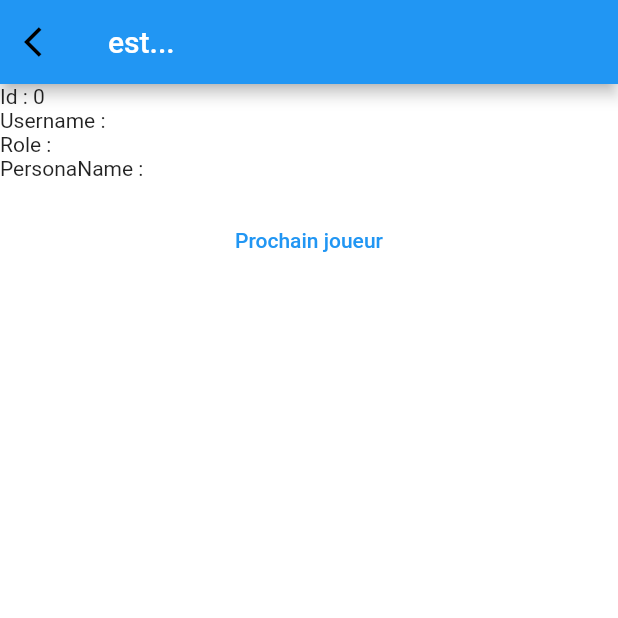
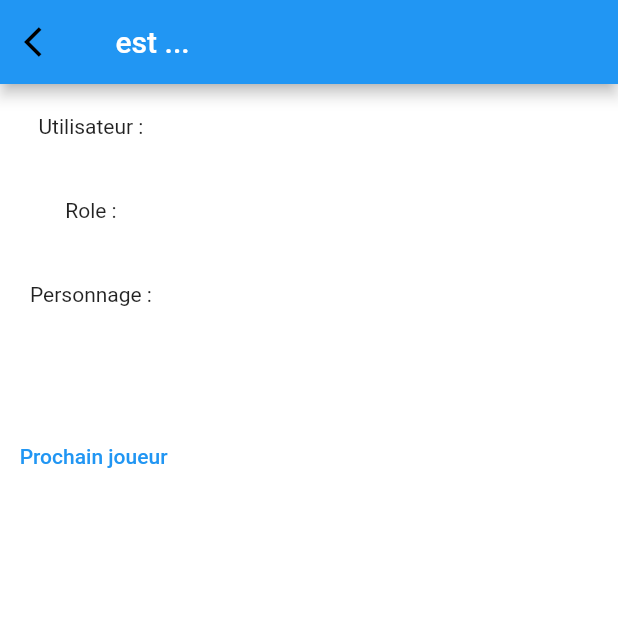
Before and after one commit to AntoineDly/HistoWorld, a Flutter app: the UserPage screen opened directly with empty values, on a phone screen of 412 x 824 dp, the top half of it. Run offline on Flutter 3.47's test engine with Material 2 defaults, Android fonts, the phone set to English and light mode, and no system bars; our stand-ins replace sqflite; accounts and stored records are empty.

Commit message:
add: padding and some visual fixes

```diff
--- a/lib/Scenes/Eliminate/validateElimination.dart
+++ b/lib/Scenes/Eliminate/validateElimination.dart
@@ -30,7 +30,10 @@ class _ValidateEliminationPageState extends State<ValidateEliminationPage> {
       ),
         body: Column(
             children: [
-              Text(widget.selectedUser.name + ' a été guillotiné(e).'),
+              Padding(
+                padding: EdgeInsets.all(20.0),
+                child: Text(widget.selectedUser.name + ' a été guillotiné(e).'),
+              ),
               TextButton(
                   onPressed: () async {
                     await removeUser(widget.selectedUser).then((test) =>
--- a/lib/Scenes/User/createuserpage.dart
+++ b/lib/Scenes/User/createuserpage.dart
@@ -131,7 +131,10 @@ class _CreateUserPageState extends State<CreateUserPage> {
                 labelText: 'Entre ton pseudonyme',
               ),
             ),
-            Text('À quel camp vas-tu appartenir ?'),
+            Padding(
+              padding: EdgeInsets.all(20.0),
+              child: Text('À quel camp vas-tu appartenir ?'),
+            ),
             TextButton(
               onPressed: () async {
                 if(nameController.text.isNotEmpty) {
--- a/lib/Scenes/User/userpage.dart
+++ b/lib/Scenes/User/userpage.dart
@@ -91,7 +91,7 @@ class _UserPageState extends State<UserPage> {
       onWillPop: onWillPop,
       child: Scaffold(
         appBar: AppBar(
-          title: Text(widget.user.name + 'est...'),
+          title: Text('${widget.user.name} est ...'),
           leading: GestureDetector(
             child: const Icon( Icons.arrow_back_ios, color: Colors.black,  ),
             onTap: () {
@@ -101,35 +101,26 @@ class _UserPageState extends State<UserPage> {
         ),
         body: Column(
           children: [
-            Row(
-              children: [
-                const Text('Id : '),
-                Text(widget.user.id.toString())
-              ]
+            Padding(
+              padding: EdgeInsets.all(20.0),
+              child: Text('Utilisateur : ${widget.user.name}'),
             ),
-            Row(
-              children: [
-                const Text('Username : '),
-                Text(widget.user.name)
-              ]
+            Padding(
+              padding: EdgeInsets.all(20.0),
+              child: Text('Role : $roleName'),
             ),
-            Row(
-              children: [
-                const Text('Role : '),
-                Text(roleName)
-              ]
+            Padding(
+                padding: EdgeInsets.all(20.0),
+                child: Text('Personnage : ${persona.name}'),
             ),
-            Row(
-              children: [
-                const Text('PersonaName : '),
-                Text(persona.name)
-              ]
-            ),
-            Text(
-              persona.description,
-              textAlign: TextAlign.start,
-              overflow: TextOverflow.ellipsis,
-              maxLines: 20
+            Padding(
+              padding: EdgeInsets.all(20.0),
+              child:  Text(
+                  persona.description,
+                  textAlign: TextAlign.start,
+                  overflow: TextOverflow.ellipsis,
+                  maxLines: 20
+              ),
             ),
             TextButton(
               onPressed: () {
```
Also changed, not shown: lib/Scenes/ChooseGuard/chooseguard.dart (+8 -2 lines), lib/Scenes/Eliminate/eliminatepage.dart (+8 -2 lines), lib/Scenes/Hub/hubpage.dart (+12 -3 lines), lib/Scenes/Round/instructionspage.dart (+13 -4 lines).
